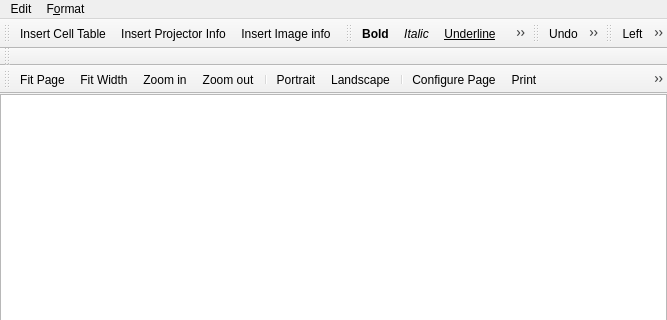
Old version of the form ui/printdialog.ui in the repository jonasstein/clip; both pictures show x 0 to 667 and y 0 to 320 of the 667 by 583 pixel window.
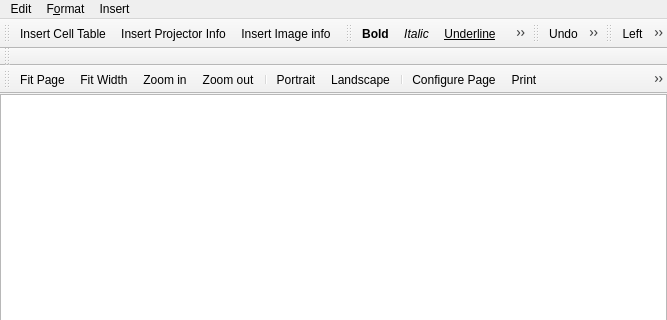
New version of the form. Icons and pictures are not drawn.

Commit message: (Lightweight) Update of PrintPreview on changes of the scene Removed some qDebug() statements Possibility to insert a single Image Header

```diff
--- a/ui/printdialog.ui
+++ b/ui/printdialog.ui
@@ -128,7 +128,7 @@
      <x>0</x>
      <y>0</y>
      <width>667</width>
-     <height>21</height>
+     <height>18</height>
     </rect>
    </property>
    <widget class="QMenu" name="menuEdit">
@@ -158,8 +158,18 @@
     <addaction name="separator"/>
     <addaction name="actionTextColor"/>
    </widget>
+   <widget class="QMenu" name="menuInsert">
+    <property name="title">
+     <string>Insert</string>
+    </property>
+    <addaction name="actionInsert_Cell_Table"/>
+    <addaction name="actionInsert_Projector_Info"/>
+    <addaction name="actionInsert_Image_info"/>
+    <addaction name="separator"/>
+   </widget>
    <addaction name="menuEdit"/>
    <addaction name="menuF_ormat"/>
+   <addaction name="menuInsert"/>
   </widget>
   <widget class="QToolBar" name="previewToolbar">
    <property name="windowTitle">
```
The commit also changes 13 other files.
